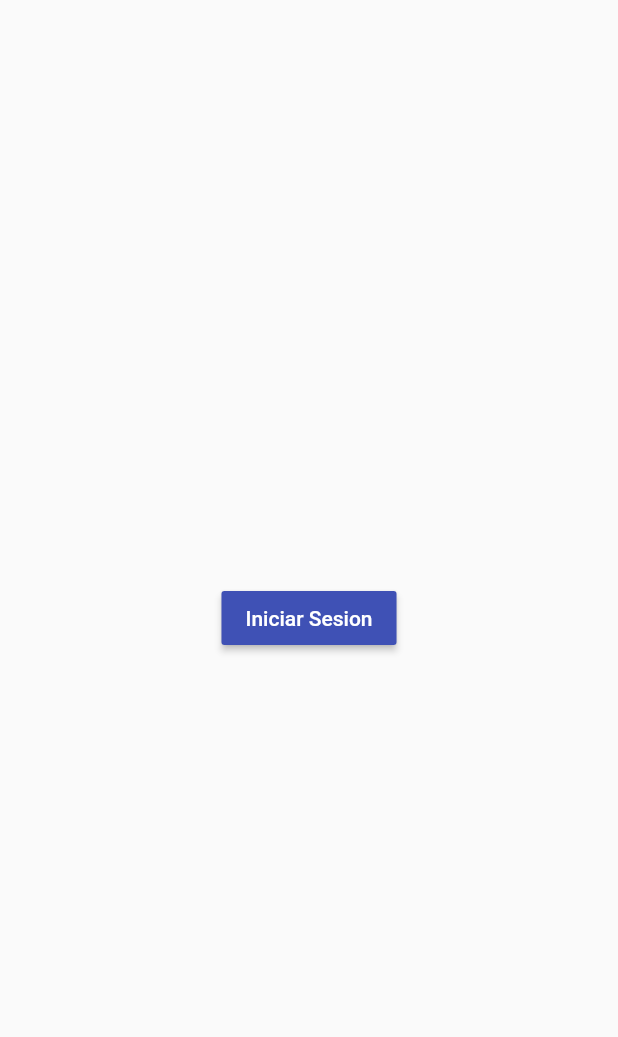
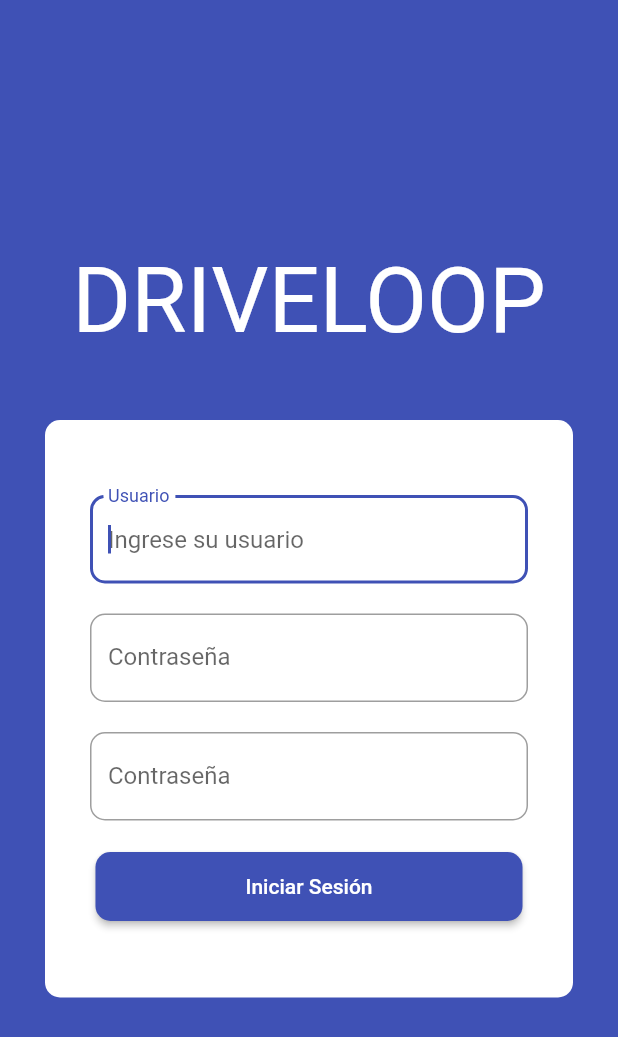
Before and after one commit to gerardoevs/driveloop-app, a Flutter app: the screen it shows after launch, on a phone screen of 412 x 824 dp. Shown: the top 1037 px of the screen. Run offline on Flutter 3.47's test engine with Material 2 defaults, Android fonts, the phone set to English and light mode, and no system bars; our stand-ins replace transparent_image.

Commit message:
Diseño de login

```diff
--- a/lib/pages/login_page.dart
+++ b/lib/pages/login_page.dart
@@ -4,14 +4,116 @@ class LoginPage extends StatelessWidget {
   @override
   Widget build(BuildContext context) {
     return Scaffold(
-      body: Center(
-        child: RaisedButton(
-          color: Colors.indigo,
-          textColor: Colors.white,
-          child: Text('Iniciar Sesion'),
-          onPressed: () => Navigator.pushReplacementNamed(context, 'owner'),
+      body: Stack(
+        children: <Widget>[
+          Container(
+            color: Colors.indigo
+          ),
+          _createLogo(context),
+          _loginForm(context)
+        ],
+      )
+    );
+  }
+
+  Widget _loginForm(BuildContext context) {
+
+    final size = MediaQuery.of(context).size;
+
+    return SingleChildScrollView(
+      child: Column(
+        children: <Widget>[
+
+          SafeArea(
+            child: Container(height: 280),
+          ),
+
+          Container(
+            width: size.width / 0.85,
+            margin: EdgeInsets.symmetric(horizontal: 30.0),
+            padding: EdgeInsets.symmetric(horizontal: 30.0, vertical: 50.0),
+            decoration: BoxDecoration(
+              color: Colors.white,
+              borderRadius: BorderRadius.circular(10),
+            ),
+            child: Column(
+              children: <Widget>[
+                _crearInputUsuario(),
+                SizedBox(height: 20.0),
+                _crearInputPassword(),
+                SizedBox(height: 20.0),
+                _crearInputPassword(),
+                SizedBox(height: 20.0),
+                RaisedButton(
+                  textColor: Colors.white,
+                  shape: RoundedRectangleBorder(
+                    borderRadius: BorderRadius.circular(10)
+                  ),
+                  padding: EdgeInsets.symmetric(horizontal: 100, vertical: 15),
+                  child: Text("Iniciar Sesión"),
+                  color: Colors.indigo,
+                  onPressed: () => Navigator.pushReplacementNamed(context, 'owner'),
+                )
+              ],
+            ),
+          )
+        ],
+      ),
+    );
+
+  }
+
+  _crearInputUsuario(){
+    return TextField(
+      autofocus: true,
+      style: TextStyle(color: Colors.white),
+      textCapitalization: TextCapitalization.sentences,
+      decoration: InputDecoration(
+        border: OutlineInputBorder(
+          borderRadius: BorderRadius.circular(10.0),
+          borderSide: BorderSide(
+            color: Colors.white
+          )
+        ),
+        labelText: 'Usuario',
+        hintText: 'Ingrese su usuario'
+      ),
+      onChanged: ( input ) {},
+    );
+  }
+
+  _crearInputPassword(){
+    return TextField(
+      autofocus: true,
+      obscureText: true,
+      textCapitalization: TextCapitalization.sentences,
+      decoration: InputDecoration(
+        border: OutlineInputBorder(
+          borderRadius: BorderRadius.circular(10.0)
+        ),
+        labelText: 'Contraseña',
+        hintText : 'Ingrese su contraseña'
+      ),
+      onChanged: ( input ) {},
+    );
+  }
+
+  Widget _createLogo(BuildContext context) {
+
+    return Container(
+      margin: EdgeInsets.only(top: 150),
+      width: MediaQuery.of(context).size.width,
+      height: 100,
+      child: Center(
+        child: Text(
+          "DRIVELOOP",
+          style: TextStyle(
+            color: Colors.white,
+            fontSize: 60
+          ),
         ),
       )
     );
   }
+
 }
```
Also changed, not shown: lib/routes.dart (+7 -7 lines).
